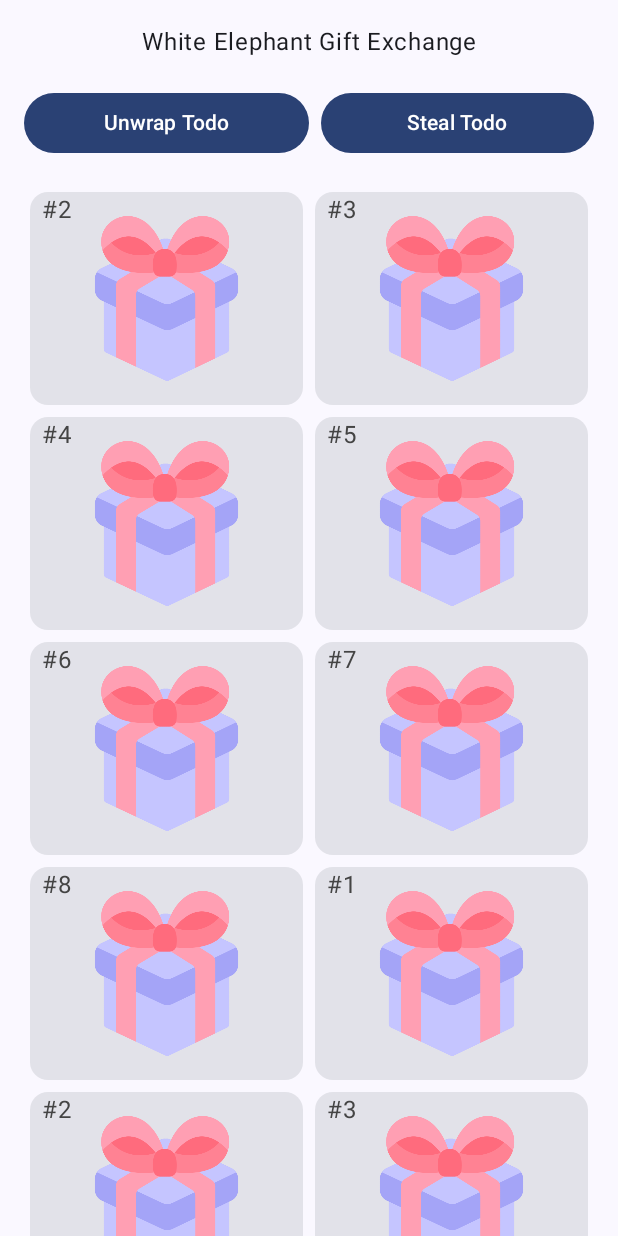
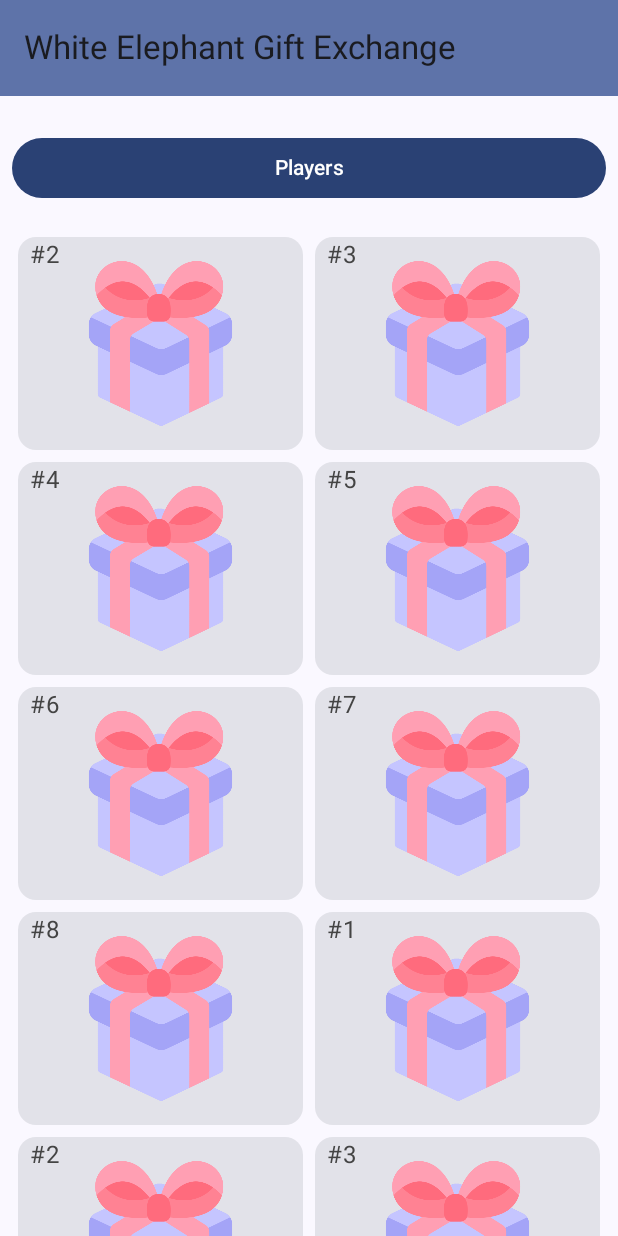
Before and after one commit to gbmyt/white-elephant, an Android app built with Jetpack Compose: the screen it shows after launch (ImageGridActivity), on a phone screen of 412 x 824 dp. Run offline under Robolectric (Android 15) with nearby library versions, the phone set to English and light mode, and no system bars.

Commit message:
- Moved ImageGridScreen and PlayersScreen to ui screens package.
- WhiteElephantScreen is now responsible for housing the Navigation Bar and logic, and the WhiteElephantApp composable (Added Nav top bar and implemented navigation between the Grid and Players screen)

- Removed all other composables from ImagGridActivity file, it now just renders the App

- The players list and image cards use dummy data for now, they also pull from a temp ‘Player’ model that will be replaced once the People API is integrated.

```diff
--- a/app/build.gradle.kts
+++ b/app/build.gradle.kts
@@ -51,6 +51,8 @@ android {
 }
 
 dependencies {
+    implementation("androidx.navigation:navigation-compose:2.5.3")
+
     // Retrofit
     implementation("com.squareup.retrofit2:retrofit:2.9.0")
 
@@ -75,6 +77,7 @@ dependencies {
     implementation("androidx.appcompat:appcompat:1.6.1")
     implementation("com.google.android.material:material:1.8.0")
     implementation("androidx.constraintlayout:constraintlayout:2.1.4")
+    implementation("androidx.navigation:navigation-runtime-ktx:2.7.5")
     testImplementation("junit:junit:4.13.2")
     androidTestImplementation("androidx.test.ext:junit:1.1.5")
     androidTestImplementation("androidx.test.espresso:espresso-core:3.5.1")
--- a/app/src/main/java/com/example/whiteelephantgiftexchange/ImageGridActivity.kt
+++ b/app/src/main/java/com/example/whiteelephantgiftexchange/ImageGridActivity.kt
@@ -3,34 +3,10 @@ package com.example.whiteelephantgiftexchange
 import android.os.Bundle
 import androidx.activity.ComponentActivity
 import androidx.activity.compose.setContent
-import androidx.compose.foundation.Image
-import androidx.compose.foundation.background
-import androidx.compose.foundation.layout.Arrangement
-import androidx.compose.foundation.layout.Box
-import androidx.compose.foundation.layout.Column
-import androidx.compose.foundation.layout.ExperimentalLayoutApi
-import androidx.compose.foundation.layout.FlowRow
-import androidx.compose.foundation.layout.Row
 import androidx.compose.foundation.layout.fillMaxSize
-import androidx.compose.foundation.layout.fillMaxWidth
-import androidx.compose.foundation.layout.padding
-import androidx.compose.foundation.layout.size
-import androidx.compose.foundation.rememberScrollState
-import androidx.compose.foundation.verticalScroll
-import androidx.compose.material3.Button
-import androidx.compose.material3.Card
 import androidx.compose.material3.MaterialTheme
 import androidx.compose.material3.Surface
-import androidx.compose.material3.Text
-import androidx.compose.runtime.Composable
-import androidx.compose.ui.Alignment
 import androidx.compose.ui.Modifier
-import androidx.compose.ui.graphics.Color
-import androidx.compose.ui.res.painterResource
-import androidx.compose.ui.res.stringResource
-import androidx.compose.ui.text.style.TextAlign
-import androidx.compose.ui.tooling.preview.Preview
-import androidx.compose.ui.unit.dp
 import com.example.whiteelephantgiftexchange.ui.theme.WhiteElephantGiftExchangeTheme
 
 class ImageGridActivity : ComponentActivity() {
@@ -49,101 +25,3 @@ class ImageGridActivity : ComponentActivity() {
         }
     }
 }
-
-@Composable
-fun WhiteElephantApp(modifier: Modifier = Modifier) {
-    GiftImagesGrid(modifier = modifier)
-}
-
-@OptIn(ExperimentalLayoutApi::class)
-@Composable
-fun GiftImagesGrid(modifier: Modifier = Modifier) {
-    val itemsList = listOf("2", "3", "4", "5", "6", "7", "8", "1", "2", "3", "4", "A", "5", "6", "7", "8", "1", "2", "3", "4", "A", "B", "C","1", "2", "B", "C", "1", "2", "3", "3", "4", "A")
-
-    Column(
-        modifier = modifier
-            .verticalScroll(rememberScrollState())
-            .padding(16.dp),
-        verticalArrangement = Arrangement.spacedBy(2.dp),
-        horizontalAlignment = Alignment.CenterHorizontally
-    ) {
-            Header() // Turn this a real component
-
-            // Image Grid
-                FlowRow(
-                    modifier = modifier,
-                    horizontalArrangement = Arrangement.Center,
-                    verticalAlignment = Alignment.CenterVertically,
-                    maxItemsInEachRow = 2
-                ) {
-                    itemsList.forEach { item ->
-                        Card(
-                            modifier = modifier
-                                .size(150.dp)
-                                .padding(4.dp)
-                                .weight(1f)
-                        ) {
-                           Box(modifier = modifier.fillMaxSize()) {
-                                Text(
-                                    text = "#$item",
-                                    textAlign = TextAlign.Start,
-                                    color = Color.DarkGray,
-                                    modifier = modifier.padding(start = 8.dp)
-                                )
-
-                               Image(
-                                   painter = painterResource(id = R.drawable.gift),
-                                   contentDescription = null,
-                                   modifier = modifier
-                                       .padding(16.dp)
-                                       .fillMaxSize()
-                               )
-                            }
-                        }
-                    }
-                }
-        }
-
-
-}
-
-@Composable
-fun Header(modifier: Modifier = Modifier) {
-    Text(
-        text = stringResource(R.string.app_name),
-        textAlign = TextAlign.Center,
-        modifier = modifier.fillMaxWidth()
-    )
-    Row(modifier = modifier.padding(vertical = 16.dp)) {
-        Button(
-            onClick = { /* TODO */ },
-            modifier = modifier.weight(1f)
-        ) {
-            Text(
-                text = "Unwrap Todo",
-                textAlign = TextAlign.Center,
-                modifier = modifier.weight(1f)
-            )
-        }
-
-        Button(
-            onClick = { /* TODO */ },
-            modifier = modifier.weight(1f).padding(start = 8.dp)
-        ) {
-            Text(
-                text = "Steal Todo",
-                textAlign = TextAlign.Center,
-                modifier = modifier
-                    .fillMaxWidth()
-                    .weight(1f)
-            )
-        }
-    }
-}
-@Preview(showBackground = true)
-@Composable
-fun WhiteElephantAppPreview() {
-    WhiteElephantGiftExchangeTheme {
-        WhiteElephantApp()
-    }
-}
--- /dev/null
+++ b/app/src/main/java/com/example/whiteelephantgiftexchange/WhiteElephantScreen.kt
@@ -0,0 +1,104 @@
+package com.example.whiteelephantgiftexchange
+
+import androidx.annotation.StringRes
+import androidx.compose.foundation.layout.padding
+import androidx.compose.material.icons.Icons
+import androidx.compose.material.icons.filled.ArrowBack
+import androidx.compose.material3.ExperimentalMaterial3Api
+import androidx.compose.material3.Icon
+import androidx.compose.material3.IconButton
+import androidx.compose.material3.MaterialTheme
+import androidx.compose.material3.Scaffold
+import androidx.compose.material3.Text
+import androidx.compose.material3.TopAppBar
+import androidx.compose.material3.TopAppBarDefaults
+import androidx.compose.runtime.Composable
+import androidx.compose.runtime.getValue
+import androidx.compose.ui.Modifier
+import androidx.compose.ui.res.stringResource
+import androidx.compose.ui.tooling.preview.Preview
+import androidx.navigation.NavHostController
+import androidx.navigation.compose.NavHost
+import androidx.navigation.compose.composable
+import androidx.navigation.compose.currentBackStackEntryAsState
+import androidx.navigation.compose.rememberNavController
+import com.example.whiteelephantgiftexchange.ui.screens.GiftImagesGrid
+import com.example.whiteelephantgiftexchange.ui.screens.PlayersList
+import com.example.whiteelephantgiftexchange.ui.theme.WhiteElephantGiftExchangeTheme
+
+enum class WhiteElephantScreen(@StringRes val title: Int) {
+    Images(title = R.string.app_name),
+    Players(title = R.string.players)
+}
+
+@OptIn(ExperimentalMaterial3Api::class)
+@Composable
+fun WhiteElephantAppBar(
+    currentScreen: WhiteElephantScreen,
+    canNavigateBack: Boolean,
+    navigateUp: () -> Unit,
+    modifier: Modifier = Modifier
+) {
+    TopAppBar(
+        title = { Text(stringResource(currentScreen.title)) },
+        colors = TopAppBarDefaults.mediumTopAppBarColors(
+            containerColor = MaterialTheme.colorScheme.primaryContainer
+        ),
+        modifier = modifier,
+        navigationIcon = {
+            if (canNavigateBack) {
+                IconButton(onClick = navigateUp) {
+                    Icon(
+                        imageVector = Icons.Filled.ArrowBack,
+                        contentDescription = stringResource(R.string.back_button)
+                    )
+                }
+            }
+        }
+    )
+}
+
+@OptIn(ExperimentalMaterial3Api::class)
+@Composable
+fun WhiteElephantApp(
+    modifier: Modifier = Modifier,
+    navController: NavHostController = rememberNavController()
+) {
+    val backStackEntry by navController.currentBackStackEntryAsState()
+    val currentScreen = WhiteElephantScreen.valueOf(
+        backStackEntry?.destination?.route ?: WhiteElephantScreen.Images.name
+    )
+
+    Scaffold(
+        topBar = {
+            WhiteElephantAppBar(
+                canNavigateBack = navController.previousBackStackEntry != null,
+                currentScreen = currentScreen,
+                navigateUp = { navController.navigateUp() }
+            )
+        }
+    ) { innerPadding ->
+        NavHost(
+            navController = navController,
+            startDestination = WhiteElephantScreen.Images.name,
+            modifier = modifier.padding(innerPadding)
+        ) {
+            composable(route = WhiteElephantScreen.Images.name) {
+                GiftImagesGrid(
+                    onPlayerButtonClicked = { navController.navigate(WhiteElephantScreen.Players.name) },
+                )
+            }
+            composable(route = WhiteElephantScreen.Players.name) {
+                PlayersList()
+            }
+        }
+    }
+}
+
+@Preview(showBackground = true)
+@Composable
+fun WhiteElephantAppPreview() {
+    WhiteElephantGiftExchangeTheme {
+        WhiteElephantApp()
+    }
+}
--- /dev/null
+++ b/app/src/main/java/com/example/whiteelephantgiftexchange/exampleData/GiftsDataSource.kt
@@ -0,0 +1,7 @@
+package com.example.whiteelephantgiftexchange.exampleData
+
+class GiftsDataSource {
+    val gifts = listOf(
+        "2", "3", "4", "5", "6", "7", "8", "1", "2", "3", "4", "A", "5", "6", "7", "8", "1", "2", "3", "4", "A", "B", "C","1", "2", "B", "C", "1", "2", "3", "3", "4", "A"
+    )
+}
--- /dev/null
+++ b/app/src/main/java/com/example/whiteelephantgiftexchange/ui/screens/ImagGridScreen.kt
@@ -0,0 +1,91 @@
+package com.example.whiteelephantgiftexchange.ui.screens
+
+import androidx.compose.foundation.Image
+import androidx.compose.foundation.layout.Arrangement
+import androidx.compose.foundation.layout.Box
+import androidx.compose.foundation.layout.Column
+import androidx.compose.foundation.layout.ExperimentalLayoutApi
+import androidx.compose.foundation.layout.FlowRow
+import androidx.compose.foundation.layout.Row
+import androidx.compose.foundation.layout.fillMaxSize
+import androidx.compose.foundation.layout.padding
+import androidx.compose.foundation.layout.size
+import androidx.compose.foundation.rememberScrollState
+import androidx.compose.foundation.verticalScroll
+import androidx.compose.material3.Button
+import androidx.compose.material3.Card
+import androidx.compose.material3.Text
+import androidx.compose.runtime.Composable
+import androidx.compose.ui.Alignment
+import androidx.compose.ui.Modifier
+import androidx.compose.ui.graphics.Color
+import androidx.compose.ui.res.painterResource
+import androidx.compose.ui.text.style.TextAlign
+import androidx.compose.ui.unit.dp
+import com.example.whiteelephantgiftexchange.R
+import com.example.whiteelephantgiftexchange.exampleData.GiftsDataSource
+@OptIn(ExperimentalLayoutApi::class)
+@Composable
+fun GiftImagesGrid(
+    onPlayerButtonClicked: () -> Unit,
+    modifier: Modifier = Modifier
+) {
+    Column(
+        modifier = modifier
+            .verticalScroll(rememberScrollState())
+            .padding(8.dp),
+        verticalArrangement = Arrangement.spacedBy(2.dp),
+        horizontalAlignment = Alignment.CenterHorizontally
+    ) {
+        HeaderButtons(onPlayerButtonClicked)
+
+        // Image Grid with two columns
+        FlowRow(
+            modifier = modifier,
+            horizontalArrangement = Arrangement.Center,
+            maxItemsInEachRow = 2
+        ) {
+            GiftsDataSource().gifts.forEach { item ->
+                Card(
+                    modifier = modifier
+                        .size(150.dp)
+                        .padding(4.dp)
+                        .weight(1f)
+                ) {
+                    Box(modifier = modifier.fillMaxSize()) {
+                        Text(
+                            text = "#$item",
+                            textAlign = TextAlign.Start,
+                            color = Color.DarkGray,
+                            modifier = modifier.padding(start = 8.dp)
+                        )
+
+                        Image(
+                            painter = painterResource(id = R.drawable.gift),
+                            contentDescription = null,
+                            modifier = modifier
+                                .padding(16.dp)
+                                .fillMaxSize()
+                        )
+                    }
+                }
+            }
+        }
+    }
+}
+
+@Composable
+fun HeaderButtons(onPlayerButtonClicked: () -> Unit, modifier: Modifier = Modifier) {
+    Row(modifier = modifier.padding(vertical = 16.dp)) {
+        Button(
+            onClick = onPlayerButtonClicked,
+            modifier = modifier.weight(1f)
+        ) {
+            Text(
+                text = "Players",
+                textAlign = TextAlign.Center,
+                modifier = modifier.weight(1f)
+            )
+        }
+    }
+}
--- a/app/src/main/java/com/example/whiteelephantgiftexchange/PlayersActivity.kt
+++ b/app/src/main/java/com/example/whiteelephantgiftexchange/ui/screens/PlayersScreen.kt
@@ -1,11 +1,8 @@
-package com.example.whiteelephantgiftexchange
+package com.example.whiteelephantgiftexchange.ui.screens
 
-import androidx.appcompat.app.AppCompatActivity
-import android.os.Bundle
 import androidx.compose.foundation.background
 import androidx.compose.foundation.layout.Arrangement
 import androidx.compose.foundation.layout.Row
-import androidx.compose.foundation.layout.fillMaxHeight
 import androidx.compose.foundation.layout.fillMaxSize
 import androidx.compose.foundation.layout.fillMaxWidth
 import androidx.compose.foundation.layout.padding
@@ -27,14 +24,8 @@ import androidx.compose.ui.text.style.TextAlign
 import androidx.compose.ui.tooling.preview.Preview
 import androidx.compose.ui.unit.dp
 import androidx.compose.ui.unit.sp
+import com.example.whiteelephantgiftexchange.R
 import com.example.whiteelephantgiftexchange.exampleData.DataSource
-
-class PlayersActivity : AppCompatActivity() {
-    override fun onCreate(savedInstanceState: Bundle?) {
-        super.onCreate(savedInstanceState)
-        setContentView(R.layout.activity_players)
-    }
-}
 
 @Composable
 fun PlayersList(modifier: Modifier = Modifier) {
@@ -43,19 +34,19 @@ fun PlayersList(modifier: Modifier = Modifier) {
         horizontalAlignment = Alignment.CenterHorizontally,
         modifier = modifier.fillMaxSize()
     ) {
-        item {
-            Text(
-                text = "Players",
-                textAlign = TextAlign.Center,
-                fontSize = 24.sp,
-                color = Color.White,
-                modifier = modifier
-                    .fillMaxSize()
-                    .size(75.dp)
-                    .background(color = Color.DarkGray)
-                    .wrapContentHeight(Alignment.CenterVertically)
-            )
-        }
+//        item {
+//            Text(
+//                text = "Players",
+//                textAlign = TextAlign.Center,
+//                fontSize = 24.sp,
+//                color = Color.White,
+//                modifier = modifier
+//                    .fillMaxSize()
+//                    .size(75.dp)
+//                    .background(color = Color.DarkGray)
+//                    .wrapContentHeight(Alignment.CenterVertically)
+//            )
+//        }
 
         item {
             Button(
--- a/app/src/main/res/values/strings.xml
+++ b/app/src/main/res/values/strings.xml
@@ -1,4 +1,6 @@
 <resources>
     <string name="app_name">White Elephant Gift Exchange</string>
     <string name="import_contacts">Import Contacts</string>
+    <string name="back_button">Back</string>
+    <string name="players">Players</string>
 </resources>
```
